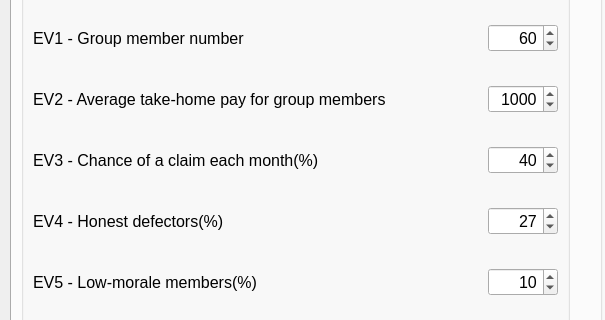
Old version of the form ui/tps.ui in the repository joshuad31/TandaPay-Simulation; both pictures show x 0 to 605 and y 155 to 475 of the 1170 by 835 pixel window.
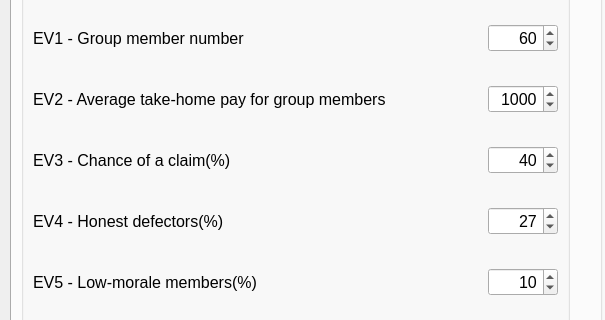
New version of the form. Icons and pictures are not drawn.

```diff
--- a/ui/tps.ui
+++ b/ui/tps.ui
@@ -228,7 +228,7 @@
                <item>
                 <widget class="QLabel" name="label_6">
                  <property name="text">
-                  <string>EV3 - Chance of a claim each month(%)</string>
+                  <string>EV3 - Chance of a claim(%)</string>
                  </property>
                 </widget>
                </item>
```
